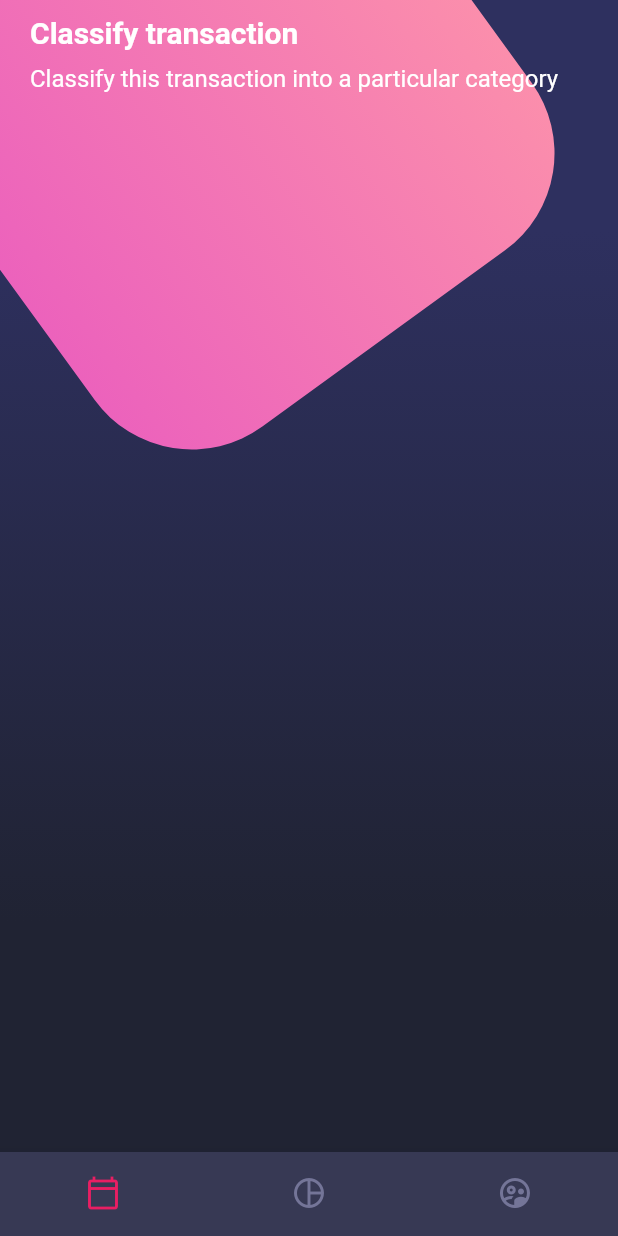
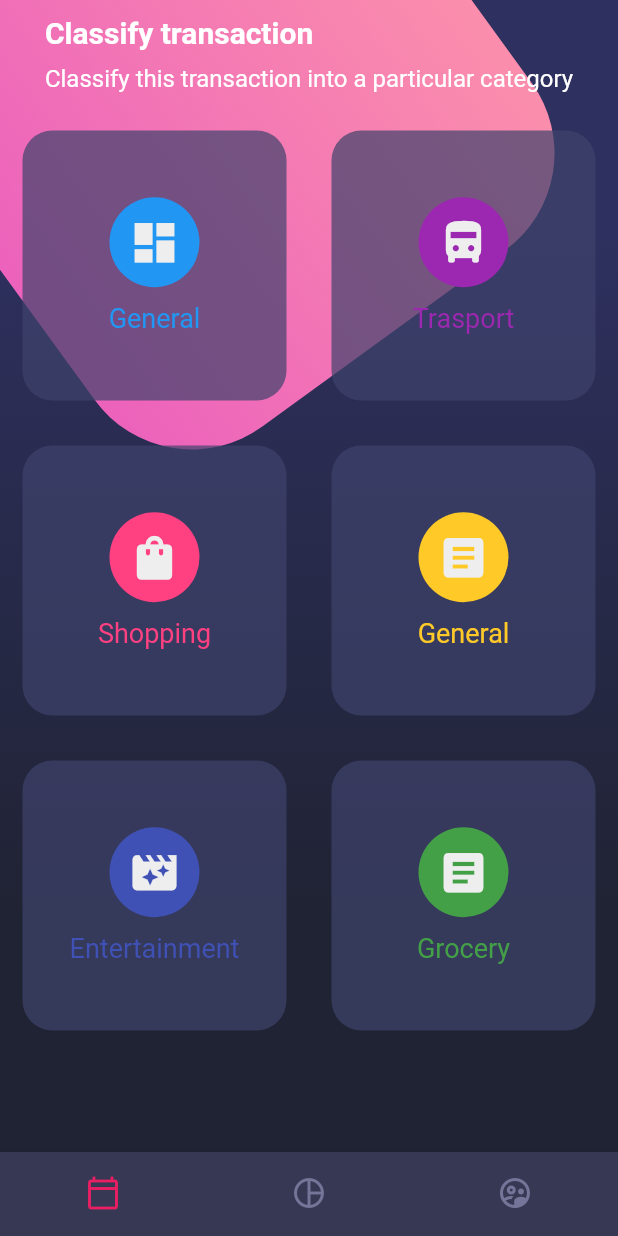
Before and after one commit to andres-mestra/design-flutter, a Flutter app: the screen it shows after launch, on a phone screen of 412 x 824 dp. Run offline on Flutter 3.47's test engine with Material 2 defaults, Android fonts, the phone set to English and light mode, and no system bars.

Commit message:
feat: cards grid

```diff
--- a/lib/src/screens/home_screen.dart
+++ b/lib/src/screens/home_screen.dart
@@ -2,6 +2,7 @@ import 'package:flutter/material.dart';
 import 'package:desing/src/widgets/background.dart';
 import 'package:desing/src/widgets/page_title.dart';
 import 'package:desing/src/widgets/custom_navigation.dart';
+import 'package:desing/src/widgets/card_table.dart';
 
 class HomeScreen extends StatelessWidget {
   const HomeScreen({Key? key}) : super(key: key);
@@ -31,7 +32,9 @@ class _HomeBody extends StatelessWidget {
       child: Column(
         children: const [
           //Titles
-          PageTitle()
+          PageTitle(),
+          //Card Table
+          CardTable(),
         ],
       ),
     );
--- /dev/null
+++ b/lib/src/widgets/card_table.dart
@@ -0,0 +1,97 @@
+import 'package:flutter/material.dart';
+
+class CardTable extends StatelessWidget {
+  const CardTable({Key? key}) : super(key: key);
+
+  @override
+  Widget build(BuildContext context) {
+    return Table(
+      children: [
+        TableRow(
+          children: [
+            _SingleCard(
+              color: Colors.blue,
+              icon: Icons.dashboard,
+              text: 'General',
+            ),
+            _SingleCard(
+              color: Colors.purple,
+              icon: Icons.directions_bus_filled,
+              text: 'Trasport',
+            ),
+          ],
+        ),
+        TableRow(
+          children: [
+            _SingleCard(
+              color: Colors.pinkAccent,
+              icon: Icons.shopping_bag,
+              text: 'Shopping',
+            ),
+            _SingleCard(
+              color: Colors.amber[400]!,
+              icon: Icons.article,
+              text: 'General',
+            ),
+          ],
+        ),
+        TableRow(
+          children: [
+            _SingleCard(
+              color: Colors.indigo,
+              icon: Icons.movie_filter,
+              text: 'Entertainment',
+            ),
+            _SingleCard(
+              color: Colors.green[600]!,
+              icon: Icons.article,
+              text: 'Grocery',
+            ),
+          ],
+        ),
+      ],
+    );
+  }
+}
+
+class _SingleCard extends StatelessWidget {
+  final boxDecoration = BoxDecoration(
+    color: const Color.fromRGBO(62, 66, 107, 0.7),
+    borderRadius: BorderRadius.circular(20),
+  );
+
+  final IconData icon;
+  final Color color;
+  final String text;
+
+  _SingleCard({
+    Key? key,
+    required this.icon,
+    required this.color,
+    required this.text,
+  }) : super(key: key);
+
+  @override
+  Widget build(BuildContext context) {
+    return Container(
+      margin: const EdgeInsets.all(15),
+      height: 180,
+      decoration: boxDecoration,
+      child: Column(
+        mainAxisAlignment: MainAxisAlignment.center,
+        children: [
+          CircleAvatar(
+            backgroundColor: color,
+            child: Icon(icon, size: 35, color: Colors.grey[200]),
+            radius: 30,
+          ),
+          const SizedBox(height: 10),
+          Text(
+            text,
+            style: TextStyle(color: color, fontSize: 18),
+          )
+        ],
+      ),
+    );
+  }
+}
```
